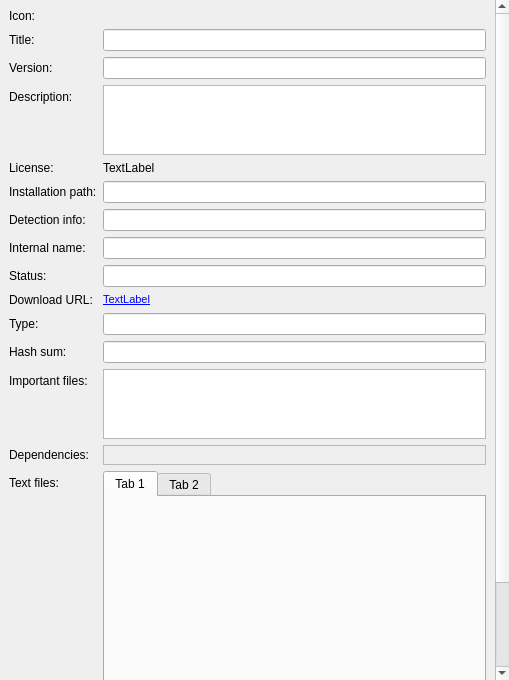
npackd/npackd-cpp, file wpmcpp/src/packageversionform.ui: the form before one commit.
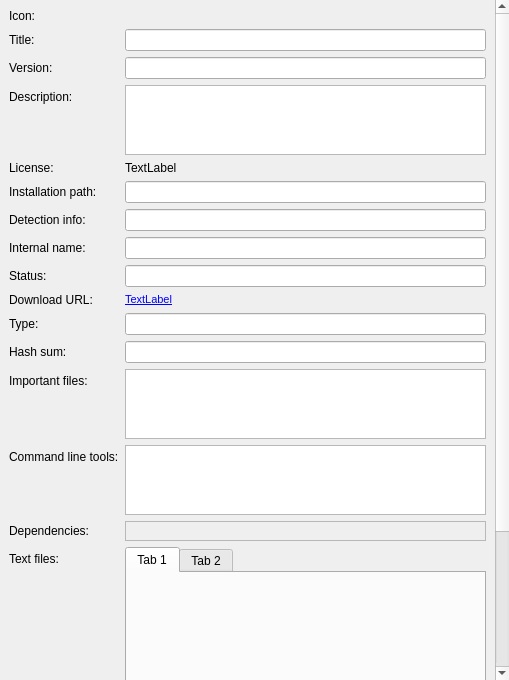
The form after the commit.

Diff of the .ui file:
```diff
--- a/wpmcpp/src/packageversionform.ui
+++ b/wpmcpp/src/packageversionform.ui
@@ -40,7 +40,7 @@
         <x>0</x>
         <y>0</y>
         <width>492</width>
-        <height>775</height>
+        <height>852</height>
        </rect>
       </property>
       <layout class="QFormLayout" name="formLayout">
@@ -320,14 +320,14 @@
          </property>
         </widget>
        </item>
-       <item row="14" column="0">
+       <item row="15" column="0">
         <widget class="QLabel" name="label_12">
          <property name="text">
           <string>Dependencies:</string>
          </property>
         </widget>
        </item>
-       <item row="16" column="0">
+       <item row="17" column="0">
         <widget class="QLabel" name="label_14">
          <property name="text">
           <string>Text files:</string>
@@ -337,7 +337,7 @@
          </property>
         </widget>
        </item>
-       <item row="16" column="1">
+       <item row="17" column="1">
         <widget class="QTabWidget" name="tabWidgetTextFiles">
          <property name="minimumSize">
           <size>
@@ -363,7 +363,7 @@
          </widget>
         </widget>
        </item>
-       <item row="14" column="1">
+       <item row="15" column="1">
         <widget class="QFrame" name="frameDependencies">
          <property name="frameShape">
           <enum>QFrame::StyledPanel</enum>
@@ -374,6 +374,23 @@
          <layout class="QVBoxLayout" name="verticalLayout_2"/>
         </widget>
        </item>
+       <item row="14" column="0">
+        <widget class="QLabel" name="label_16">
+         <property name="text">
+          <string>Command line tools:</string>
+         </property>
+         <property name="buddy">
+          <cstring>textEditCmdFiles</cstring>
+         </property>
+        </widget>
+       </item>
+       <item row="14" column="1">
+        <widget class="QTextEdit" name="textEditCmdFiles">
+         <property name="toolTip">
+          <string>an entry in the directory %allusersprofile%NpackdCommands will be created for each command line tool mentioned here</string>
+         </property>
+        </widget>
+       </item>
       </layout>
      </widget>
     </widget>
```
